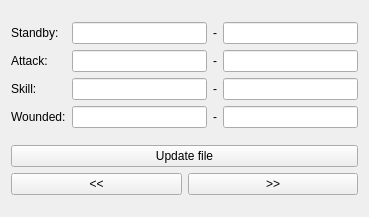
First picture: the form in Maya_Tools/Developer/Project/FrontierWave/python/UI/CustomNamingTool.ui, repository code-google-com/mayatools, before the edit.
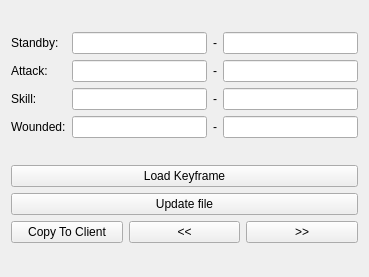
Second picture: the form after the edit.

The edit to the form file:
```diff
--- a/Maya_Tools/Developer/Project/FrontierWave/python/UI/CustomNamingTool.ui
+++ b/Maya_Tools/Developer/Project/FrontierWave/python/UI/CustomNamingTool.ui
@@ -7,7 +7,7 @@
     <x>0</x>
     <y>0</y>
     <width>369</width>
-    <height>217</height>
+    <height>277</height>
    </rect>
   </property>
   <property name="windowTitle">
@@ -124,6 +124,13 @@
    </item>
    <item>
     <layout class="QVBoxLayout" name="verticalLayout_3">
+     <item>
+      <widget class="QPushButton" name="btnLoadKey">
+       <property name="text">
+        <string>Load Keyframe</string>
+       </property>
+      </widget>
+     </item>
      <item>
       <widget class="QPushButton" name="btnUpdateFile">
        <property name="toolTip">
@@ -136,6 +143,13 @@
      </item>
      <item>
       <layout class="QHBoxLayout" name="horizontalLayout_6">
+       <item>
+        <widget class="QPushButton" name="btnCopyToClient">
+         <property name="text">
+          <string>Copy To Client</string>
+         </property>
+        </widget>
+       </item>
        <item>
         <widget class="QPushButton" name="btnPreview">
          <property name="toolTip">
```
Left out of the diff: 12 changed lines with no effect on the pictures.
